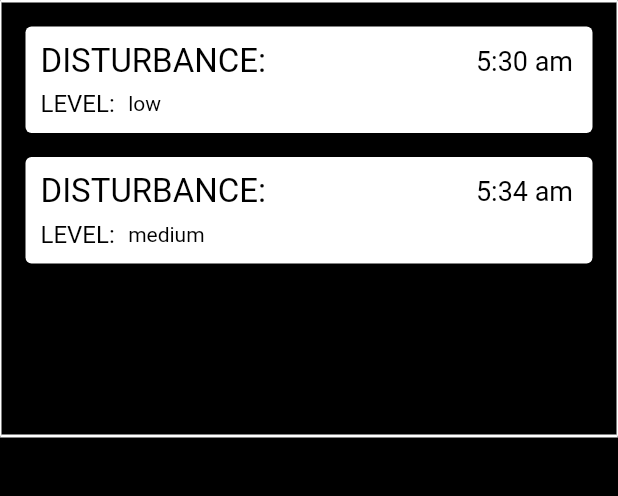
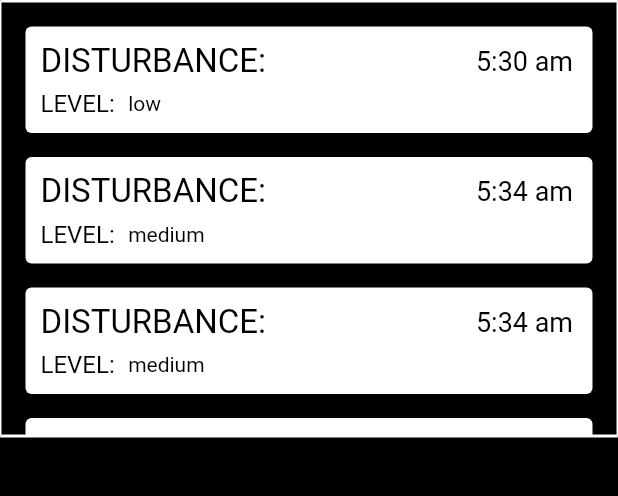
Before and after one commit to wonderlove/gui-miniproject, a Flutter app: the screen it shows after launch, on a phone screen of 412 x 824 dp, the part 161-657 px from its top. Run offline on Flutter 3.47's test engine with Material 2 defaults, Android fonts, the phone set to English and light mode, and no system bars; our stand-ins replace convert; missing offline and left inert: protobuf.

Commit message:
Fifth: Fixed Overflow of Cards

```diff
--- a/lib/main.dart
+++ b/lib/main.dart
@@ -13,8 +13,12 @@ class Home extends StatefulWidget {
 }
 
 class _HomeState extends State<Home> {
+  //remove this part with the data received from esp
   List<Disturbance> placeholder = [
     Disturbance(level: 'low', time: "5:30 am"),
+    Disturbance(level: 'medium', time: "5:34 am"),
+    Disturbance(level: 'medium', time: "5:34 am"),
+    Disturbance(level: 'medium', time: "5:34 am"),
     Disturbance(level: 'medium', time: "5:34 am"),
   ];
 
@@ -55,7 +59,8 @@ class _HomeState extends State<Home> {
           Container(
             height: 292.0,
             width: 502.0,
-            child: Column(
+            child: ListView(
+              //edit this when ble is connected and the data is received
               children: placeholder.map((disturbance) => ListCard(disturbance: disturbance)).toList(),
             ),
             decoration: const BoxDecoration(
@@ -72,159 +77,3 @@ class _HomeState extends State<Home> {
     );
   }
 }
-
-// class flutterab extends StatefulWidget {
-//   @override
-//   _flutterabState createState() => _flutterabState();
-// }
-//
-// class _flutterabState extends State<flutterab> {
-//   FlutterBle _flutterBlue = FlutterBle.instance;
-//
-//   StreamSubscription _scanSubscription;
-//   Map<DeviceIdentifier, ScanResult> scanResults = new Map();
-//   bool isScanning = false;
-//
-//   StreamSubscription _stateSubscription;
-//   BluetoothState state = BluetoothState.unknown;
-//
-//   BluetoothDevice device;
-//
-//   bool get isConnected => (device != null);
-//   StreamSubscription deviceConnection;
-//   StreamSubscription deviceStateSubscription;
-//   List<BluetoothService> services = new List();
-//   Map<Guid, StreamSubscription> valueChangedSubscriptions = {};
-//   BluetoothDeviceState deviceState = BluetoothDeviceState.disconnected;
-//
-//   @override
-//   void initState() {
-//     super.initState();
-//     // Immediately get the state of FlutterBle
-//     _flutterBlue.state.then((s) {
-//       setState(() {
-//         state = s;
-//       });
-//     });
-//     // Subscribe to state changes
-//     _stateSubscription = _flutterBlue.onStateChanged().listen((s) {
-//       setState(() {
-//         state = s;
-//       });
-//     });
-//   }
-//
-//   @override
-//   void dispose() {
-//     _stateSubscription?.cancel();
-//     _stateSubscription = null;
-//     _scanSubscription?.cancel();
-//     _scanSubscription = null;
-//     deviceConnection?.cancel();
-//     deviceConnection = null;
-//     super.dispose();
-//   }
-//   _startScan() {
-//     _scanSubscription = _flutterBlue
-//         .scanForScale(timeout: const Duration(seconds: 10 ))
-//         .listen((scanResult) {
-//       print('localName: ${scanResult.advertisementData.localName}');
-//       print(
-//           'manufacturerData: ${scanResult.advertisementData.manufacturerData}');
-//       print('serviceData: ${scanResult.advertisementData.serviceData}');
-//       setState(() {
-//         scanResults[scanResult.device.id] = scanResult;
-//       });
-//     }, onDone: _stopScan);
-//
-//     setState(() {
-//       isScanning = true;
-//     });
-//   }
-//
-//   _startScanB() {
-//     _scanSubscription = _flutterBlue
-//         .scanForBPM(timeout: const Duration(seconds: 5))
-//         .listen((scanResult) {
-//       print('localName: ${scanResult.advertisementData.localName}');
-//       print(
-//           'manufacturerData: ${scanResult.advertisementData.manufacturerData}');
-//       print('serviceData: ${scanResult.advertisementData.serviceData}');
-//       setState(() {
-//         scanResults[scanResult.device.id] = scanResult;
-//       });
-//     }, onDone: _stopScan);
-//
-//     setState(() {
-//       isScanning = true;
-//     });
-//   }
-//
-//   _stopScan() {
-//     _scanSubscription?.cancel();
-//     _scanSubscription = null;
-//     setState(() {
-//       isScanning = false;
-//     });
-//   }
-//
-//   _connect(BluetoothDevice d) async {
-//     device = d;
-//     // Connect to device
-//     deviceConnection = _flutterBlue
-//         .connect(device, timeout: const Duration(seconds: 4))
-//         .listen(
-//       null,
-//       onDone: _disconnect,
-//     );
-//
-//     _connect(BluetoothDevice d) async {
-//       device = d;
-//       // Connect to device
-//       deviceConnection = _flutterBlue
-//           .connect(device, timeout: const Duration(seconds: 4))
-//           .listen(
-//         null,
-//         onDone: _disconnect,
-//       );
-//
-//       // Update the connection state immediately
-//       device.state.then((s) {
-//         setState(() {
-//           deviceState = s;
-//         });
-//       });
-//
-//       // Subscribe to connection changes
-//       deviceStateSubscription = device.onStateChanged().listen((s) {
-//         setState(() {
-//           deviceState = s;
-//         });
-//         if (s == BluetoothDeviceState.connected) {
-//           device.discoverServices().then((s) {
-//             setState(() {
-//               services = s;
-//             });
-//           });
-//         }
-//       });
-//     }
-//
-//     _disconnect() {
-//       // Remove all value changed listeners
-//       valueChangedSubscriptions.forEach((uuid, sub) => sub.cancel());
-//       valueChangedSubscriptions.clear();
-//       deviceStateSubscription?.cancel();
-//       deviceStateSubscription = null;
-//       deviceConnection?.cancel();
-//       deviceConnection = null;
-//       setState(() {
-//         device = null;
-//       });
-//     }
-//
-//   //
-//   //   Widget build(BuildContext context) {
-//   //   return Container();
-//   // }
-// }
```
